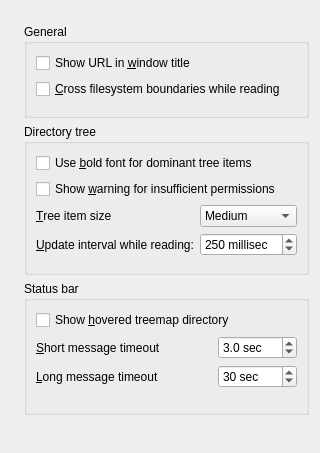
Before: the Qt Designer form src/general-config-page.ui in Lithopsian/qt6dirstat, drawn with Qt 5.
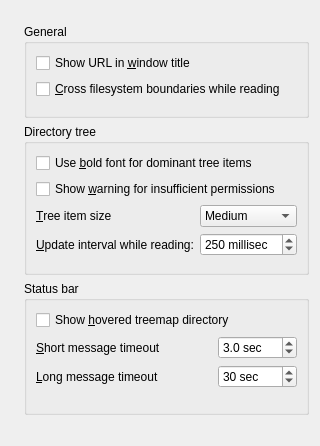
After: the same form once the commit is applied.

```diff
--- a/src/general-config-page.ui
+++ b/src/general-config-page.ui
@@ -271,6 +271,12 @@
      <property name="orientation">
       <enum>Qt::Vertical</enum>
      </property>
+     <property name="sizeHint" stdset="0">
+      <size>
+       <width>0</width>
+       <height>0</height>
+      </size>
+     </property>
     </spacer>
    </item>
   </layout>
```
